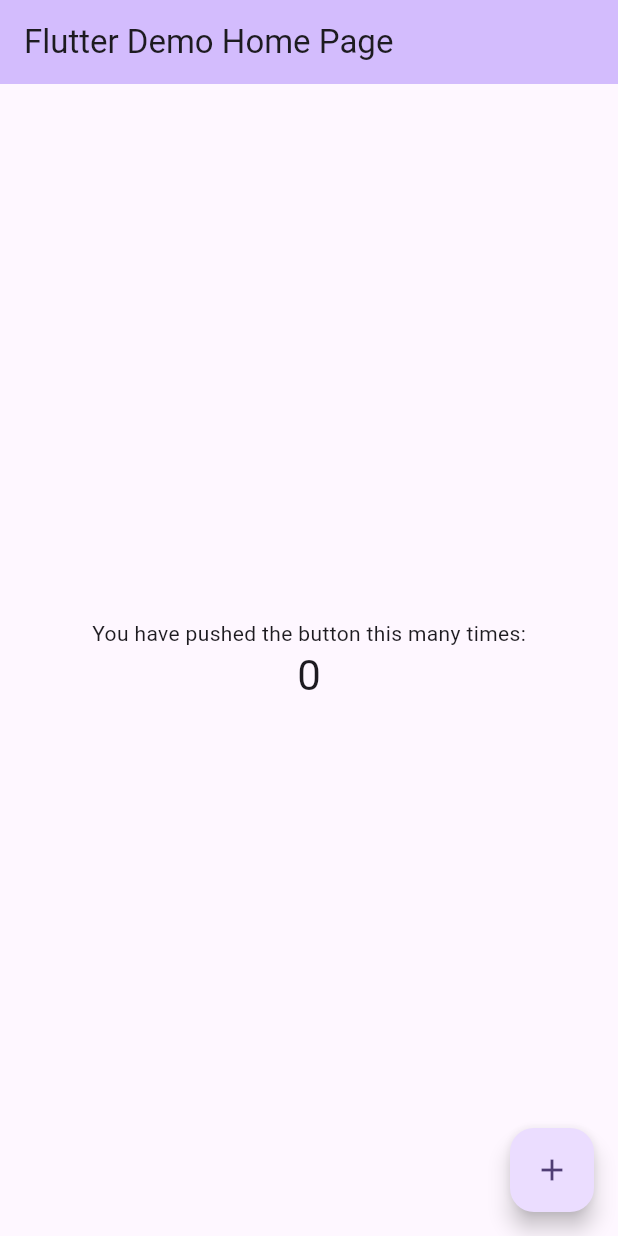
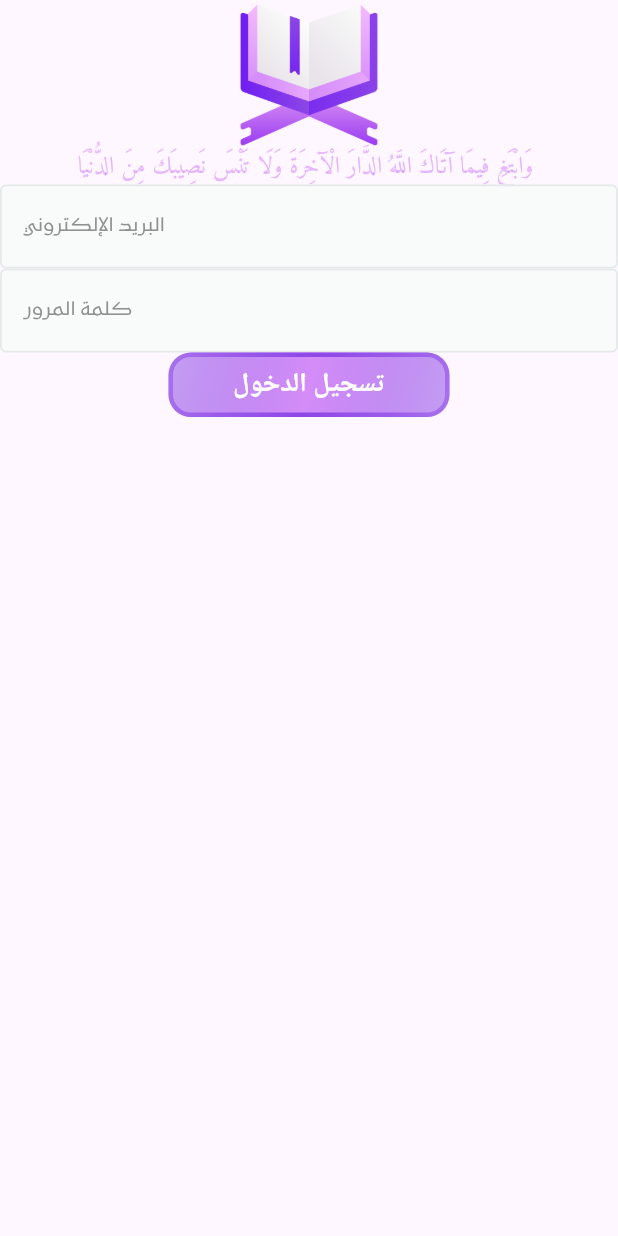
Before and after one commit to MohamedAbdelmaboud/to_allah, a Flutter app: the screen it shows after launch, on a phone screen of 412 x 824 dp. Run offline on Flutter 3.47's test engine with Material 3 defaults, Android fonts, the phone set to English and light mode, and no system bars; our stand-ins replace animated_text_kit, gap, go_router, gradient_borders.

Commit message:
- Update pubspec.yaml to include gradient_borders dependency and assets folder -Update dependencies and code structure for home screen view

```diff
--- a/lib/core/routing/app_router.dart
+++ b/lib/core/routing/app_router.dart
@@ -1,13 +1,22 @@
 import 'package:go_router/go_router.dart';
-import 'package:to_allah/features/splash/view/splash_screen.dart';
 
-import '../../features/splash/view/splash_view.dart';
+import '../../features/login/ui/view/login_view.dart';
+import '../../features/splash/ui/view/splash_view.dart';
 
 class AppRouter {
   static const String splash = '/';
-  static final goRouter=GoRouter(routes: [
-    GoRoute(
-      path: splash,
-      builder: (context, state) => const SplashView(),
-    ),
+  static const String login = '/login';
+  static final router = GoRouter(
+    initialLocation: splash,
+    routes: [
+      GoRoute(
+        path: splash,
+        builder: (context, state) => const SplashView(),
+      ),
+      GoRoute(
+        path: login,
+        builder: (context, state) => const LoginView(),
+      ),
+    ],
+  );
 }
--- a/lib/core/utils/app_colors.dart
+++ b/lib/core/utils/app_colors.dart
@@ -1,3 +1,7 @@
+import 'package:flutter/material.dart';
+
 class AppColors {
-
+  //8C47E6
+  static const primaryColor = Color(0XFF8C47E6);
+  static const secondaryColor = Color(0XFFD48CF8);
 }
--- a/lib/core/utils/app_styles.dart
+++ b/lib/core/utils/app_styles.dart
@@ -3,33 +3,37 @@ import 'package:flutter/material.dart';
 abstract class AppStyles {
   /* ----------------- amiri bold style ------------------ */
 
-  static const TextStyle amiriBoldStyle12 = TextStyle(
-      color: Color(0xff1B696F),
+  static const TextStyle amiriStyle12 = TextStyle(
+    color: Colors.black,
     fontWeight: FontWeight.w500,
     fontSize: 12,
-      fontFamily: 'Amiri');
+    fontFamily: 'Amiri',
+  );
 
-  static const TextStyle amiriBoldStyle14 = TextStyle(
-      color: Color(0xff1B696F),
+  static const TextStyle amiriStyle14 = TextStyle(
+    color: Colors.black,
     fontWeight: FontWeight.w500,
     fontSize: 14,
-      fontFamily: 'Amiri');
-  static const TextStyle amiriBoldStyle16 = TextStyle(
-      color: Color(0xff1B696F),
+    fontFamily: 'Amiri',
+  );
+  static const TextStyle amiriStyle16 = TextStyle(
+    color: Colors.black,
     fontWeight: FontWeight.w500,
     fontSize: 16,
-      fontFamily: 'Amiri');
+    fontFamily: 'Amiri',
+  );
 
-  static const TextStyle amiriBoldStyle18 = TextStyle(
-      color: Color(0xff1B696F),
+  static const TextStyle amiriStyle18 = TextStyle(
+      color: Colors.black,
       fontWeight: FontWeight.w500,
       fontSize: 18,
       fontFamily: 'Amiri');
-  static const TextStyle amiriBoldStyle20 = TextStyle(
-      color: Color(0xff1B696F),
+  static const TextStyle amiriStyle20 = TextStyle(
+    color: Colors.black,
     fontWeight: FontWeight.bold,
     fontSize: 20,
-      fontFamily: 'Amiri');
+    fontFamily: 'Amiri',
+  );
 
   //***************** Kufam font styles ************
 // 12
--- /dev/null
+++ b/lib/core/widgets/custom_button.dart
@@ -0,0 +1,53 @@
+import 'package:flutter/material.dart';
+import 'package:gradient_borders/gradient_borders.dart';
+import 'package:to_allah/core/utils/app_colors.dart';
+
+import '../utils/app_styles.dart';
+
+class CustomButton extends StatelessWidget {
+  const CustomButton({
+    super.key,
+    required this.buttonText,
+    this.onTap,
+  });
+  final String buttonText;
+  final void Function()? onTap;
+  @override
+  Widget build(BuildContext context) {
+    return GestureDetector(
+      onTap: onTap,
+      child: Container(
+          padding: const EdgeInsets.symmetric(vertical: 5, horizontal: 40),
+          decoration: BoxDecoration(
+            gradient: LinearGradient(
+                begin: Alignment.topLeft,
+                end: Alignment.bottomRight,
+                colors: [
+                  AppColors.primaryColor.withOpacity(0.5),
+                  AppColors.secondaryColor,
+                  AppColors.primaryColor.withOpacity(0.5),
+                ]),
+            border: GradientBoxBorder(
+              gradient: LinearGradient(
+                  begin: Alignment.topLeft,
+                  end: Alignment.bottomRight,
+                  colors: [
+                    AppColors.primaryColor.withOpacity(0.5),
+                    AppColors.primaryColor,
+                    AppColors.primaryColor.withOpacity(0.5),
+                  ]),
+              width: 3,
+            ),
+            borderRadius: BorderRadius.circular(15),
+          ),
+          child: Text(
+            buttonText,
+            style: AppStyles.uthmanicStyle18.copyWith(
+              fontWeight: FontWeight.bold,
+              color: Colors.white,
+            ),
+            textAlign: TextAlign.center,
+          )),
+    );
+  }
+}
--- /dev/null
+++ b/lib/features/login/ui/view/login_view.dart
@@ -0,0 +1,45 @@
+import 'package:flutter/material.dart';
+import 'package:to_allah/core/utils/app_colors.dart';
+import 'package:to_allah/core/utils/app_styles.dart';
+import 'package:to_allah/core/widgets/custom_button.dart';
+import 'package:to_allah/features/login/ui/view/widgets/custom_text_field.dart';
+
+import '../../../../core/utils/app_images.dart';
+
+class LoginView extends StatelessWidget {
+  const LoginView({super.key});
+  static const String loginMessage =
+      ' وَابْتَغِ فِيمَا آتَاكَ اللَّهُ الدَّارَ الْآخِرَةَ وَلَا تَنْسَ نَصِيبَكَ مِنَ الدُّنْيَا';
+
+  @override
+  Widget build(BuildContext context) {
+    return Scaffold(
+      body: Column(
+        children: [
+          Image.asset(
+            Assets.assetsImagesLogo,
+            height: 100,
+          ),
+          Text(
+            loginMessage,
+            style: AppStyles.amiriStyle16.copyWith(
+              color: AppColors.secondaryColor.withOpacity(0.6),
+            ),
+            textDirection: TextDirection.rtl,
+            textAlign: TextAlign.center,
+          ),
+          const CustomTextField(
+            labeltext: 'البريد الإلكتروني',
+          ),
+          const CustomTextField(
+            labeltext: 'كلمة المرور',
+          ),
+          CustomButton(
+            buttonText: 'تسجيل الدخول',
+            onTap: () {},
+          ),
+        ],
+      ),
+    );
+  }
+}
--- /dev/null
+++ b/lib/features/login/ui/view/widgets/custom_text_field.dart
@@ -0,0 +1,53 @@
+import 'package:flutter/material.dart';
+
+import '../../../../../core/utils/app_styles.dart';
+
+class CustomTextField extends StatelessWidget {
+  const CustomTextField({
+    super.key,
+    this.labeltext,
+    this.suffixIcon,
+    this.keyboardType,
+    this.obscureText = false,
+    this.onChanged,
+  });
+  final void Function(String value)? onChanged;
+  final String? labeltext;
+  final Widget? suffixIcon;
+  final TextInputType? keyboardType;
+  final bool obscureText;
+
+  @override
+  Widget build(BuildContext context) {
+    return TextField(
+      obscureText: obscureText,
+      keyboardType: keyboardType,
+      onChanged: onChanged,
+      decoration: InputDecoration(
+        filled: true,
+        fillColor: const Color(0XFFF9FAFA),
+        border: _buildBorder(),
+        enabledBorder: _buildBorder(),
+        focusedBorder: _buildBorder(),
+        labelText: labeltext,
+        labelStyle: AppStyles.kufamStyle12.copyWith(
+          color: const Color.fromARGB(255, 145, 145, 145),
+          fontWeight: FontWeight.w400,
+        ),
+        suffixIcon: suffixIcon,
+      ),
+    );
+  }
+
+  _buildBorder() {
+    return const OutlineInputBorder(
+      borderRadius: BorderRadius.all(
+        Radius.circular(4),
+      ),
+      borderSide: BorderSide(
+        width: 1.2,
+        color: Color(0XFFE6E9EA),
+      ),
+    );
+  }
+}
--- a/lib/features/splash/view/splash_view.dart
+++ b/lib/features/splash/ui/view/splash_view.dart
@@ -3,6 +3,7 @@ import 'dart:async';
 import 'package:flutter/material.dart';
 import 'package:gap/gap.dart';
 import 'package:go_router/go_router.dart';
+import 'package:to_allah/core/routing/app_router.dart';
 
 import 'widgets/animated_logo.dart';
 import 'widgets/animated_quran.dart';
@@ -38,9 +39,9 @@ class _SplashViewState extends State<SplashView>
       CurvedAnimation(parent: _controller, curve: Curves.easeInOut),
     );
 
-    //Navigate to HomeScreen after 2 seconds
+    // Navigate to login after 2 seconds
     Timer(const Duration(seconds: 2), () {
-      context.go('/HomeScreen');
+      context.go(AppRouter.login);
     });
   }
 
--- a/lib/features/splash/view/widgets/animated_logo.dart
+++ b/lib/features/splash/ui/view/widgets/animated_logo.dart
@@ -1,6 +1,6 @@
 import 'package:flutter/material.dart';
 
-import '../../../../core/utils/app_images.dart';
+import '../../../../../core/utils/app_images.dart';
 
 class AnimatedLogo extends StatelessWidget {
   const AnimatedLogo({
--- a/lib/features/splash/view/widgets/animated_quran.dart
+++ b/lib/features/splash/ui/view/widgets/animated_quran.dart
@@ -1,7 +1,7 @@
 import 'package:animated_text_kit/animated_text_kit.dart';
 import 'package:flutter/material.dart';
 
-import '../../../../core/utils/app_styles.dart';
+import '../../../../../core/utils/app_styles.dart';
 
 class AnimatedQuran extends StatelessWidget {
   const AnimatedQuran({
--- a/lib/main.dart
+++ b/lib/main.dart
@@ -1,4 +1,5 @@
 import 'package:flutter/material.dart';
+import 'package:to_allah/core/routing/app_router.dart';
 
 void main() {
   runApp(const MyApp());
@@ -7,119 +8,11 @@
 class MyApp extends StatelessWidget {
   const MyApp({super.key});
 
-  // This widget is the root of your application.
   @override
   Widget build(BuildContext context) {
-    return MaterialApp(
-      title: 'Flutter Demo',
-      theme: ThemeData(
-        // This is the theme of your application.
-        //
-        // TRY THIS: Try running your application with "flutter run". You'll see
-        // the application has a purple toolbar. Then, without quitting the app,
-        // try changing the seedColor in the colorScheme below to Colors.green
-        // and then invoke "hot reload" (save your changes or press the "hot
-        // reload" button in a Flutter-supported IDE, or press "r" if you used
-        // the command line to start the app).
-        //
-        // Notice that the counter didn't reset back to zero; the application
-        // state is not lost during the reload. To reset the state, use hot
-        // restart instead.
-        //
-        // This works for code too, not just values: Most code changes can be
-        // tested with just a hot reload.
-        colorScheme: ColorScheme.fromSeed(seedColor: Colors.deepPurple),
-        useMaterial3: true,
-      ),
-      home: const MyHomePage(title: 'Flutter Demo Home Page'),
+    return MaterialApp.router(
+      routerConfig: AppRouter.router,
+
     );
   }
 }
-
-class MyHomePage extends StatefulWidget {
-  const MyHomePage({super.key, required this.title});
-
-  // This widget is the home page of your application. It is stateful, meaning
-  // that it has a State object (defined below) that contains fields that affect
-  // how it looks.
-
-  // This class is the configuration for the state. It holds the values (in this
-  // case the title) provided by the parent (in this case the App widget) and
-  // used by the build method of the State. Fields in a Widget subclass are
-  // always marked "final".
-
-  final String title;
-
-  @override
-  State<MyHomePage> createState() => _MyHomePageState();
-}
-
-class _MyHomePageState extends State<MyHomePage> {
-  int _counter = 0;
-
-  void _incrementCounter() {
-    setState(() {
-      // This call to setState tells the Flutter framework that something has
-      // changed in this State, which causes it to rerun the build method below
-      // so that the display can reflect the updated values. If we changed
-      // _counter without calling setState(), then the build method would not be
-      // called again, and so nothing would appear to happen.
-      _counter++;
-    });
-  }
-
-  @override
-  Widget build(BuildContext context) {
-    // This method is rerun every time setState is called, for instance as done
-    // by the _incrementCounter method above.
-    //
-    // The Flutter framework has been optimized to make rerunning build methods
-    // fast, so that you can just rebuild anything that needs updating rather
-    // than having to individually change instances of widgets.
-    return Scaffold(
-      appBar: AppBar(
-        // TRY THIS: Try changing the color here to a specific color (to
-        // Colors.amber, perhaps?) and trigger a hot reload to see the AppBar
-        // change color while the other colors stay the same.
-        backgroundColor: Theme.of(context).colorScheme.inversePrimary,
-        // Here we take the value from the MyHomePage object that was created by
-        // the App.build method, and use it to set our appbar title.
-        title: Text(widget.title),
-      ),
-      body: Center(
-        // Center is a layout widget. It takes a single child and positions it
-        // in the middle of the parent.
-        child: Column(
-          // Column is also a layout widget. It takes a list of children and
-          // arranges them vertically. By default, it sizes itself to fit its
-          // children horizontally, and tries to be as tall as its parent.
-          //
-          // Column has various properties to control how it sizes itself and
-          // how it positions its children. Here we use mainAxisAlignment to
-          // center the children vertically; the main axis here is the vertical
-          // axis because Columns are vertical (the cross axis would be
-          // horizontal).
-          //
-          // TRY THIS: Invoke "debug painting" (choose the "Toggle Debug Paint"
-          // action in the IDE, or press "p" in the console), to see the
-          // wireframe for each widget.
-          mainAxisAlignment: MainAxisAlignment.center,
-          children: <Widget>[
-            const Text(
-              'You have pushed the button this many times:',
-            ),
-            Text(
-              '$_counter',
-              style: Theme.of(context).textTheme.headlineMedium,
-            ),
-          ],
-        ),
-      ),
-      floatingActionButton: FloatingActionButton(
-        onPressed: _incrementCounter,
-        tooltip: 'Increment',
-        child: const Icon(Icons.add),
-      ), // This trailing comma makes auto-formatting nicer for build methods.
-    );
-  }
-}
--- a/pubspec.yaml
+++ b/pubspec.yaml
@@ -34,6 +34,7 @@ dependencies:
     sdk: flutter
   gap: ^3.0.1
   go_router: ^14.2.2
+  gradient_borders: ^1.0.1
 
 dev_dependencies:
   flutter_lints: ^3.0.0
@@ -51,9 +52,8 @@ flutter:
   uses-material-design: true
 
   # To add assets to your application, add an assets section, like this:
-  # assets:
-  #   - images/a_dot_burr.jpeg
-  #   - images/a_dot_ham.jpeg
+  assets:
+    - assets/images/
   # An image asset can refer to one or more resolution-specific "variants", see
   # https://flutter.dev/assets-and-images/#resolution-aware
   # For details regarding adding assets from package dependencies, see
```
Also changed, not shown: assets/images/logo.png, pubspec.lock. Lines whose indentation alone changed are shown as unchanged.
